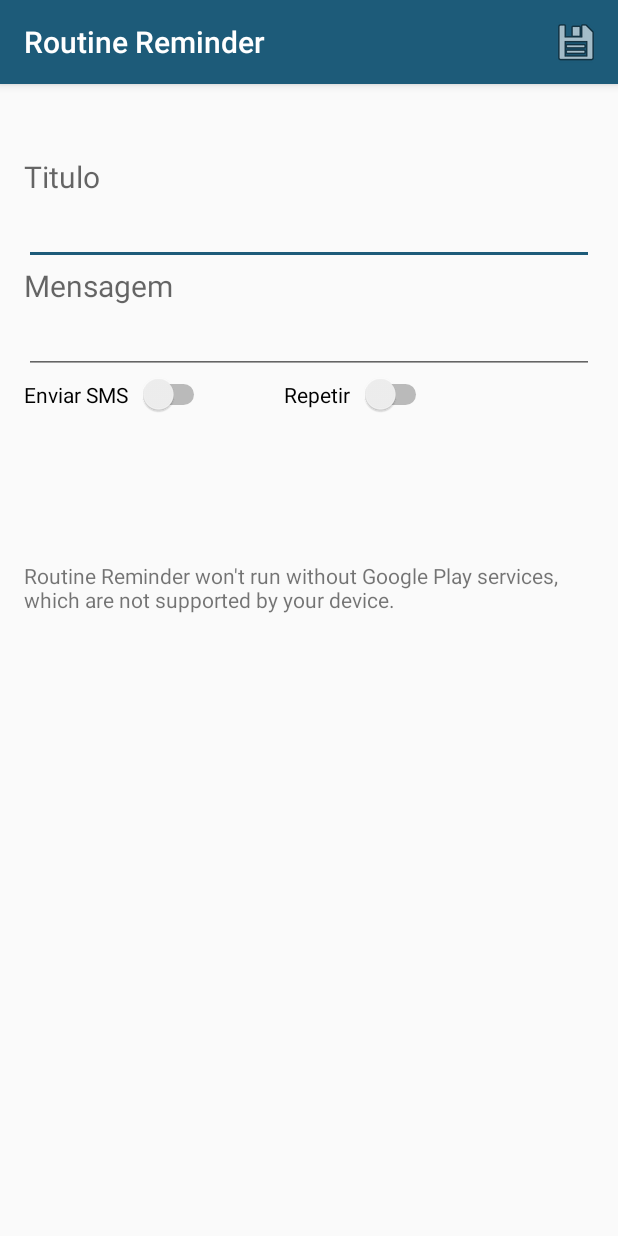
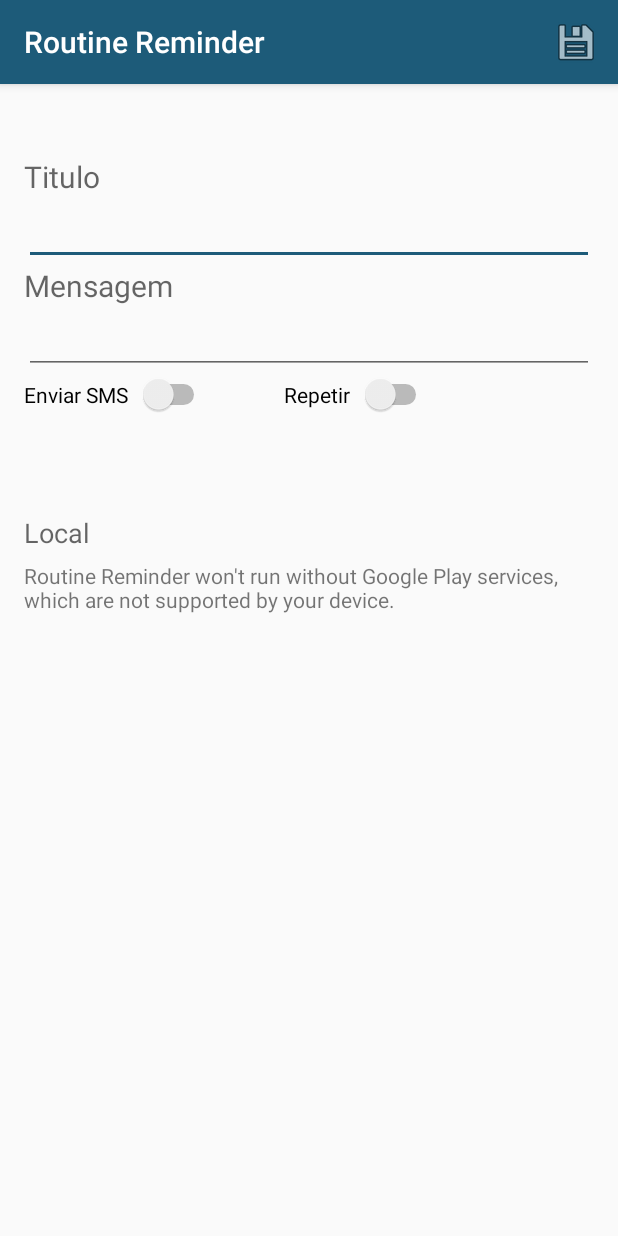
Before and after one commit to jefersonJim/routinereminder, an Android app: the screen it shows after launch (AlarmeActivity), after a tap on an icon or button, on a phone screen of 412 x 824 dp. Run offline under Robolectric (Android 15) with nearby library versions, the phone set to English and light mode, and no system bars.

Commit message:
fix menu list

```diff
--- a/app/src/main/java/br/com/jry/routinereminder/adapter/AlarmeAdapter.java
+++ b/app/src/main/java/br/com/jry/routinereminder/adapter/AlarmeAdapter.java
@@ -55,4 +55,5 @@ public class AlarmeAdapter extends BaseAdapter {
     public long getItemId(int position) {
         return alarmes.get(position).getId();
     }
+
 }
--- a/app/src/main/res/layout/activity_alarme.xml
+++ b/app/src/main/res/layout/activity_alarme.xml
@@ -95,5 +95,16 @@
         xmlns:tools="http://schemas.android.com/tools"
         tools:context="br.com.jry.routinereminder.activity.AlarmeActivity"/>
 
+    <TextView
+        android:layout_width="wrap_content"
+        android:layout_height="wrap_content"
+        android:textAppearance="?android:attr/textAppearanceMedium"
+        android:text="Local"
+        android:id="@+id/tvLocal"
+        android:layout_below="@+id/switchSms"
+        android:layout_alignParentLeft="true"
+        android:layout_alignParentStart="true"
+        android:layout_marginTop="66dp" />
+
 
 </RelativeLayout>
--- a/app/src/main/res/menu/menu_alarme.xml
+++ b/app/src/main/res/menu/menu_alarme.xml
@@ -9,5 +9,5 @@
         android:orderInCategory="100"
         android:icon="@android:drawable/ic_menu_save"
         android:title="@string/action_saveAlarm"
-        app:showAsAction="ifRoom" />
+        app:showAsAction="ifRoom|never|withText" />
 </menu>
--- /dev/null
+++ b/app/src/main/res/menu/menu_lvalarme.xml
@@ -0,0 +1,16 @@
+<?xml version="1.0" encoding="utf-8"?>
+<menu xmlns:android="http://schemas.android.com/apk/res/android"
+    xmlns:app="http://schemas.android.com/apk/res-auto">
+
+    <item
+        android:id="@+id/action_desativar"
+        android:orderInCategory="100"
+        android:title="@string/action_desativar"
+        app:showAsAction="ifRoom" />
+
+    <item
+        android:id="@+id/action_delete"
+        android:orderInCategory="100"
+        android:title="@string/action_delete"
+        app:showAsAction="ifRoom" />
+</menu>
--- a/app/src/main/res/values/strings.xml
+++ b/app/src/main/res/values/strings.xml
@@ -1,5 +1,7 @@
 <resources>
     <string name="app_name">Routine Reminder</string>
-    <string name="action_settings">Settings</string>
+    <string name="action_settings">Configurações</string>
     <string name="action_saveAlarm">Savar</string>
+    <string name="action_delete">Deletar</string>
+    <string name="action_desativar">Desativar</string>
 </resources>
```
Also changed, not shown: app/src/main/java/br/com/jry/routinereminder/activity/AlarmeActivity.java (+5 -4 lines), app/src/main/java/br/com/jry/routinereminder/activity/MainActivity.java (+19 -0 lines), app/src/main/res/layout/list_alarme.xml (+3 -14 lines).
